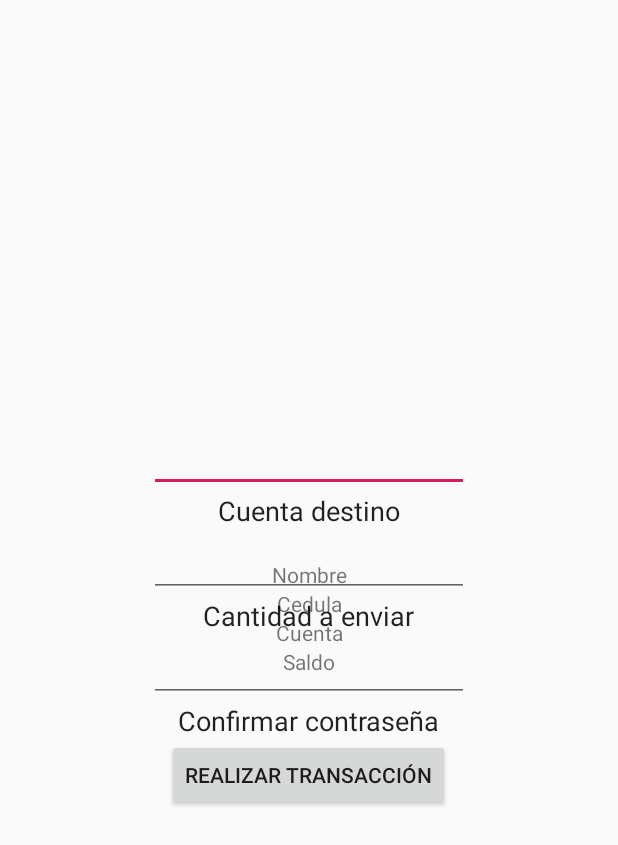
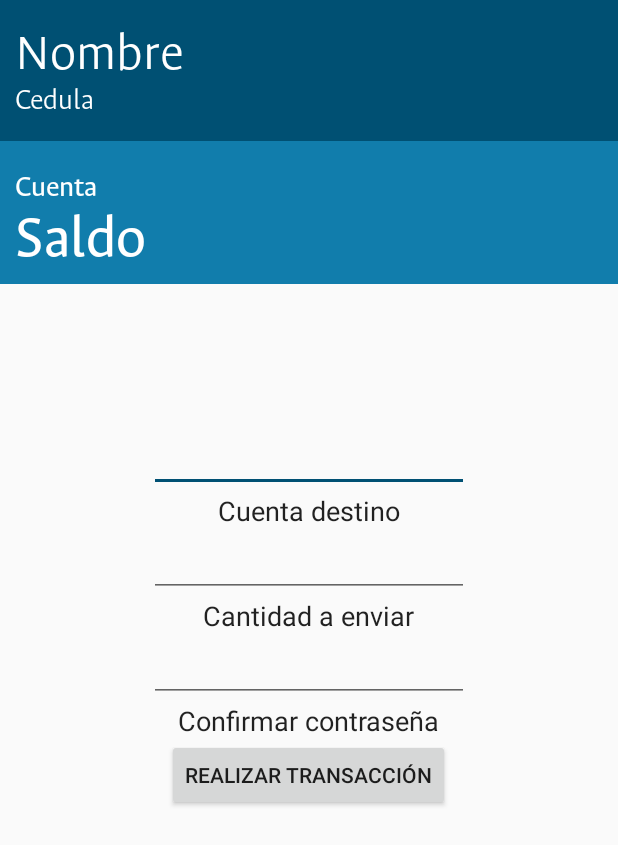
Before and after one commit to un-sei2019i-labs-cecego/bank, an Android app: the layout activity_my_account.xml on its own in the app's theme, with its tools: preview values and no code run, on a phone screen of 412 x 824 dp. Shown: the top 845 px of the screen. Run offline under Robolectric (Android 15) with nearby library versions, the phone set to English and light mode, and no system bars.

Commit message:
Cambio Typo y Mejoras GUI

```diff
--- a/mobile-app/AppLogin/app/src/main/java/com/example/applogin/BusinessLogic/MyAccountActivity.java
+++ b/mobile-app/AppLogin/app/src/main/java/com/example/applogin/BusinessLogic/MyAccountActivity.java
@@ -9,6 +9,8 @@ import android.widget.EditText;
 import android.widget.TabHost;
 import android.widget.TextView;
 import android.widget.Toast;
+import java.text.NumberFormat;
+import java.text.DecimalFormat;
 
 import com.example.applogin.DataAccess.Models.User;
 import com.example.applogin.R;
@@ -44,11 +46,15 @@ public class MyAccountActivity extends AppCompatActivity {
         // Llamar datos del usuario
         user = new User(getApplicationContext(), getIntent().getLongExtra("id", 0));
 
+        NumberFormat formatter = new DecimalFormat("#,###");
+        double myNumber = 1000000;
+        String formattedNumber = formatter.format(user.getBalance());
+
         // Asignar datos del usuario
         textView1.setText(user.getName());
-        textView2.setText(user.getId() + "");
-        textView3.setText(user.getAccountNum());
-        textView4.setText(user.getBalance() + "");
+        textView2.setText("C.C. " + user.getId() + "");
+        textView3.setText("Cuenta No. " + user.getAccountNum());
+        textView4.setText("$" + formattedNumber + "");
 
         // Llamar TabHost
         TabHost tabs = (TabHost) findViewById(android.R.id.tabhost);
--- a/mobile-app/AppLogin/app/src/main/java/com/example/applogin/DataAccess/Database/DataBase.java
+++ b/mobile-app/AppLogin/app/src/main/java/com/example/applogin/DataAccess/Database/DataBase.java
@@ -16,6 +16,7 @@ public class DataBase extends SQLiteOpenHelper {
 
         db.execSQL("create table user(id integer primary key, name text, phone bigint, email text, accountNumber text,  password integer)");
         db.execSQL("INSERT INTO user (id, name, phone, email, accountNumber, password)  VALUES (1013681625, 'Gonzalo Diaz', 3134340058,'gonzalo@gmail.com','1235-4654-3213-6546', 123456);");
+        db.execSQL("INSERT INTO user (id, name, phone, email, accountNumber, password)  VALUES (1032494428, 'David Pineda', 3166226220,'cdpinedao@gmail.com','1235-4654-3213-6548', 123456);");
         db.execSQL("INSERT INTO user (id, name, phone, email, accountNumber, password)  VALUES (1022419092, 'Cesar torres', 3102112394,'cesar@gmail.com','1235-4654-3213-6547', 234567);");
         db.execSQL("create table admin(id integer primary key, name text, phone bigint, email text, password integer)");
         db.execSQL("INSERT INTO admin (id, name, phone, email, password)  VALUES (1013681625, 'Gonzalo Diaz', 3134340058,'gonzalo@gmail.com', 123456);");
@@ -23,6 +24,7 @@ public class DataBase extends SQLiteOpenHelper {
         db.execSQL("create table account(account text primary key, amount bigint, state text)");
         db.execSQL("INSERT INTO account (account, amount, state)  VALUES ('1235-4654-3213-6546', '100000', 'Activada');");
         db.execSQL("INSERT INTO account (account, amount, state)  VALUES ('1235-4654-3213-6547', '100000', 'Activada');");
+        db.execSQL("INSERT INTO account (account, amount, state)  VALUES ('1235-4654-3213-6548', '100000', 'Activada');");
 
     }
 
--- /dev/null
+++ b/mobile-app/AppLogin/app/src/main/res/font/fntapplogin.xml
@@ -0,0 +1,7 @@
+<?xml version="1.0" encoding="utf-8"?>
+<font-family xmlns:android="http://schemas.android.com/apk/res/android">
+<font
+    android:fontStyle="normal"
+    android:fontWeight="400"
+    android:font="@font/comic" />
+</font-family>
--- a/mobile-app/AppLogin/app/src/main/res/layout/activity_main.xml
+++ b/mobile-app/AppLogin/app/src/main/res/layout/activity_main.xml
@@ -7,7 +7,7 @@
     android:layout_height="match_parent"
     android:orientation="vertical"
     android:gravity="center"
-    tools:context=".BusinessLogic.MainActivity">
+    tools:context="com.example.applogin.BusinessLogic.MyAccountActivity">
 
     <ImageView
         android:id="@+id/imageView3"
--- a/mobile-app/AppLogin/app/src/main/res/layout/activity_my_account.xml
+++ b/mobile-app/AppLogin/app/src/main/res/layout/activity_my_account.xml
@@ -31,37 +31,72 @@
                 android:id="@android:id/tabcontent" >
 
                 <!-- Pesataña 1 -->
-                <LinearLayout android:id="@+id/Cuenta"
+                <RelativeLayout android:id="@+id/Cuenta"
                     android:orientation="vertical"
                     android:layout_width="match_parent"
                     android:layout_height="match_parent"
-                    android:gravity="center">
+
+                    >
+
+                    <View
+                        android:id="@+id/colored_bar"
+                        android:layout_width="match_parent"
+                        android:layout_height="94dp"
+                        android:background="@color/fsuperior" />
+                    <View
+                        android:id="@+id/colored_bar2"
+                        android:layout_below="@+id/colored_bar"
+                        android:layout_width="match_parent"
+                        android:layout_height="95dp"
+                        android:background="@color/finferior" />
 
                     <TextView android:id="@+id/textView1"
+                        android:fontFamily="@font/aslgt"
                         android:text="Nombre"
+                        android:textColor="@color/cardview_light_background"
                         android:layout_width="match_parent"
                         android:layout_height="wrap_content"
-                        android:gravity="center"/>
+                        android:layout_marginLeft="10dp"
+                        android:layout_marginTop="15dp"
+                        android:textSize="35dp"
+                        android:gravity="left"/>
 
-                    <TextView android:id="@+id/textView2"
+                    <TextView
+                        android:fontFamily="@font/aslgt"
+                        android:layout_marginLeft="10dp"
+                        android:id="@+id/textView2"
+                        android:textColor="@color/cardview_light_background"
+                        android:layout_below="@+id/textView1"
                         android:text="Cedula"
+                        android:textSize="20dp"
                         android:layout_width="match_parent"
                         android:layout_height="wrap_content"
-                        android:gravity="center"/>
+                        android:gravity="left"/>
 
                     <TextView android:id="@+id/textView3"
+                        android:fontFamily="@font/asreg"
+                        android:textColor="@color/cardview_light_background"
+                        android:layout_marginLeft="10dp"
+                        android:layout_below="@+id/textView2"
                         android:text="Cuenta"
+                        android:textSize="20dp"
+                        android:layout_marginTop="35dp"
                         android:layout_width="match_parent"
                         android:layout_height="wrap_content"
-                        android:gravity="center"/>
+                        android:gravity="left"/>
 
                     <TextView android:id="@+id/textView4"
+                        android:fontFamily="@font/asreg"
+                        android:textColor="@color/cardview_light_background"
+                        android:layout_marginLeft="10dp"
+                        android:layout_below="@+id/textView3"
+                        android:textSize="40dp"
                         android:text="Saldo"
                         android:layout_width="match_parent"
                         android:layout_height="wrap_content"
-                        android:gravity="center"/>
+                        android:gravity="left"/>
 
-                </LinearLayout>
+                </RelativeLayout>
 
                 <!-- Pesataña 2 -->
                 <LinearLayout android:id="@+id/Transacciones"
--- a/mobile-app/AppLogin/app/src/main/res/values/colors.xml
+++ b/mobile-app/AppLogin/app/src/main/res/values/colors.xml
@@ -2,5 +2,7 @@
 <resources>
     <color name="colorPrimary">#008577</color>
     <color name="colorPrimaryDark">#00574B</color>
-    <color name="colorAccent">#D81B60</color>
+    <color name="colorAccent">#005073</color>
+    <color name="fsuperior">#005073</color>
+    <color name="finferior">#117DAC</color>
 </resources>
--- a/mobile-app/AppLogin/app/src/main/res/values/strings.xml
+++ b/mobile-app/AppLogin/app/src/main/res/values/strings.xml
@@ -1,5 +1,5 @@
 <resources>
-    <string name="app_name">AppLogin</string>
+    <string name="app_name">MyLove Bank</string>
     <string-array name="array_users">
         <item>Usuario</item>
         <item>Administrador</item>
```
Also changed, not shown: mobile-app/AppLogin/app/src/main/res/font/aslgt.otf (added), mobile-app/AppLogin/app/src/main/res/font/asreg.otf (added), mobile-app/AppLogin/app/src/main/res/font/asthn.otf (added), mobile-app/AppLogin/app/src/main/res/font/comic.ttf (added), mobile-app/AppLogin/app/src/main/res/font/comicbd.ttf (added).
